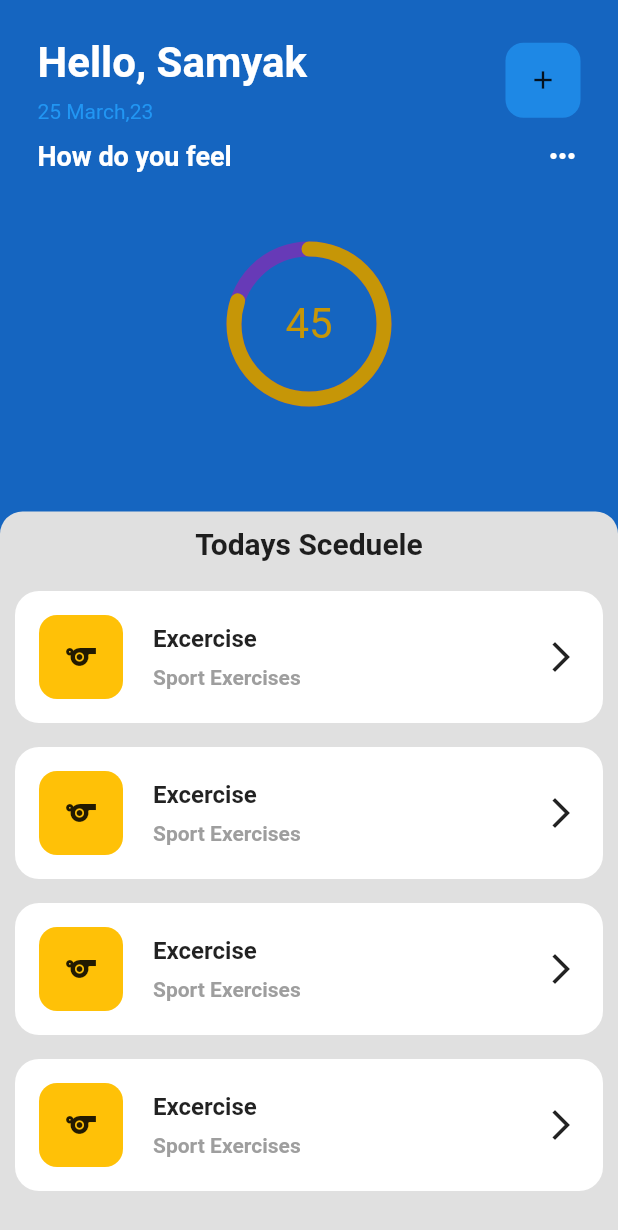
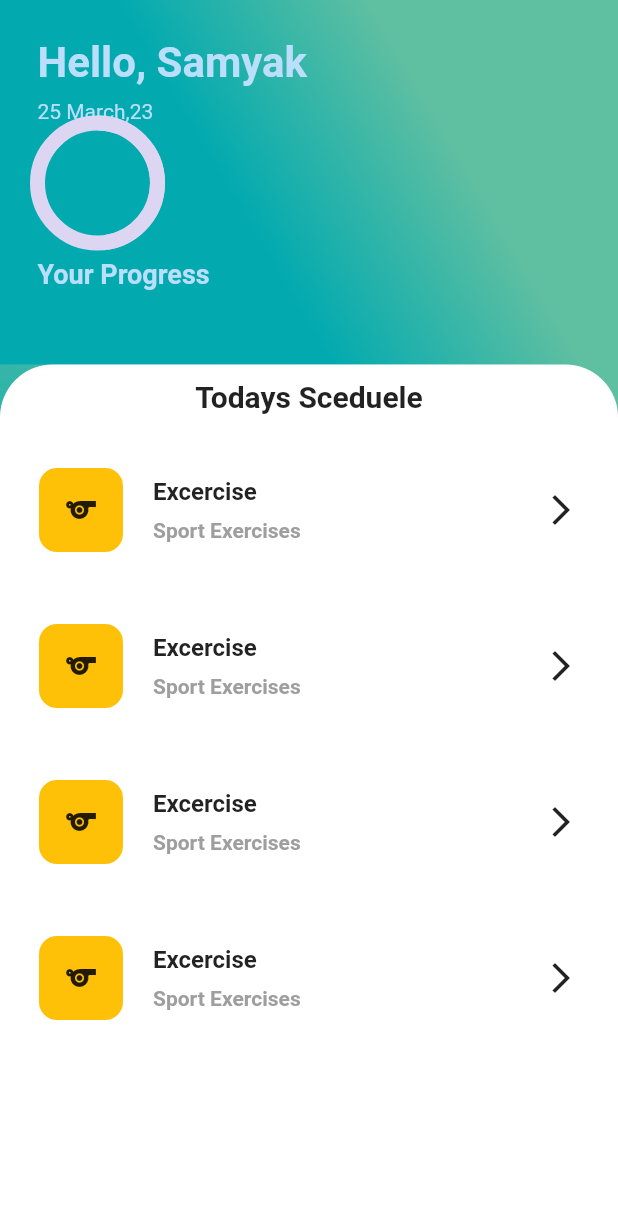
Before and after one commit to abhyas132/Zenith, a Flutter app: the HomePage screen opened directly, on a phone screen of 412 x 824 dp. Shown: the top 1230 px of the screen. Run offline on Flutter 3.47's test engine with Material 2 defaults, Android fonts, the phone set to English and light mode, and no system bars; drawn by our look-alikes of percent_indicator; our stand-ins replace chips_choice_null_safety, flutter_datetime_picker, flutter_svg, google_fonts, google_nav_bar, rive and 1 more; accounts and stored records are empty.

Commit message:
ui optimization

```diff
--- a/frontend/flutter/lib/globalvariables.dart
+++ b/frontend/flutter/lib/globalvariables.dart
@@ -12,8 +12,8 @@ class GlobalVariables {
     stops: [0.5, 1.0],
   );
 
-  static const secondaryColor = Color.fromRGBO(255, 153, 0, 1);
-  static const backgroundColor = Colors.white;
+  static const secondaryColor = Color.fromARGB(255, 95, 191, 161);
+  static const backgroundColor = Color(0xFF02aab0);
   static const Color greyBackgroundCOlor = Color(0xffebecee);
   static var selectedNavBarColor = Colors.cyan[800]!;
   static const unselectedNavBarColor = Color.fromARGB(221, 20, 12, 12);
@@ -22,5 +22,6 @@ class GlobalVariables {
   static const Color backgroundColorDark = Color(0xFF25254B);
   static const Color shadowColorLight = Color(0xFF4A5367);
   static const Color shadowColorDark = Colors.black;
+  static const Color progresColor = Color(0xFFddd6f3);
   // static const themeFont=GoogleFonts.lato(style:TextStyle(color: Colors.black26))
 }
--- a/frontend/flutter/lib/main.dart
+++ b/frontend/flutter/lib/main.dart
@@ -3,6 +3,7 @@ import 'dart:developer';
 import 'package:flutter/material.dart';
 import 'package:shared_preferences/shared_preferences.dart';
 import 'package:zenith/onBoarding/screens/onboding/onboding_screen.dart';
+import 'package:zenith/pages/bodypage.dart';
 import 'package:zenith/pages/homepage.dart';
 
 void main() {
@@ -38,7 +39,7 @@ class _MyAppState extends State<MyApp> {
   Widget build(BuildContext context) {
     return MaterialApp(
       debugShowCheckedModeBanner: false,
-      home: logged ? HomePage() : OnbodingScreen(),
+      home: logged ? body_page() : OnbodingScreen(),
     );
   }
 }
--- a/frontend/flutter/lib/onBoarding/screens/onboding/components/sign_in_form.dart
+++ b/frontend/flutter/lib/onBoarding/screens/onboding/components/sign_in_form.dart
@@ -3,6 +3,7 @@ import 'package:flutter/material.dart';
 import 'package:flutter_svg/flutter_svg.dart';
 import 'package:rive/rive.dart';
 import 'package:shared_preferences/shared_preferences.dart';
+import 'package:zenith/pages/bodypage.dart';
 import 'package:zenith/pages/homepage.dart';
 
 class SignInForm extends StatefulWidget {
@@ -71,7 +72,7 @@ class _SignInFormState extends State<SignInForm> {
                 Navigator.push(
                   context,
                   MaterialPageRoute(
-                    builder: (context) => const HomePage(),
+                    builder: (context) => const body_page(),
                   ),
                 );
               });
--- a/frontend/flutter/lib/pages/homepage.dart
+++ b/frontend/flutter/lib/pages/homepage.dart
@@ -1,5 +1,6 @@
 import 'dart:math';
 import 'package:flutter/material.dart';
+import 'package:zenith/globalvariables.dart';
 import 'package:zenith/utils/emotion_face.dart';
 import 'package:zenith/utils/excercise_tile.dart';
 import 'package:zenith/utils/progress_indicator.dart';
@@ -17,12 +18,38 @@ class _HomePageState extends State<HomePage> {
   @override
   Widget build(BuildContext context) {
     return Scaffold(
-        backgroundColor: Colors.blue[800],
+        backgroundColor: Colors.blue[600],
         body: SafeArea(
-            //
+            child: Container(
+          decoration: BoxDecoration(
+            // borderRadius: BorderRadius.circular(20),
+            gradient: const LinearGradient(
+              colors: [
+                GlobalVariables.backgroundColor,
+                GlobalVariables.secondaryColor
+              ],
+              begin: Alignment.bottomLeft,
+              end: Alignment.topRight,
+              stops: [0.4, 0.7],
+              tileMode: TileMode.repeated,
+            ),
+          ),
           child: Column(children: [
             Container(
               //height: MediaQuery.of(context).size.height * 0.35,
+              decoration: BoxDecoration(
+                // borderRadius: BorderRadius.circular(20),
+                gradient: const LinearGradient(
+                  colors: [
+                    GlobalVariables.backgroundColor,
+                    GlobalVariables.secondaryColor
+                  ],
+                  begin: Alignment.bottomLeft,
+                  end: Alignment.topRight,
+                  stops: [0.4, 0.7],
+                  tileMode: TileMode.repeated,
+                ),
+              ),
               padding: EdgeInsets.all(25),
               child: Column(
                 children: [
@@ -36,7 +63,7 @@ class _HomePageState extends State<HomePage> {
                             'Hello, Samyak ',
                             style: GoogleFonts.varelaRound(
                               textStyle: TextStyle(
-                                color: Colors.white,
+                                  color: Colors.blue[100],
                                   fontSize: 28,
                                   fontWeight: FontWeight.bold),
                             ),
@@ -44,23 +71,10 @@ class _HomePageState extends State<HomePage> {
                           SizedBox(height: 8),
                           Text(
                             '25 March,23',
-                          style: TextStyle(color: Colors.blue),
+                            style: TextStyle(color: Colors.blue[100]),
                           ),
+                          progress(),
                         ],
-                    ),
-                    Container(
-                      decoration: BoxDecoration(
-                          color: Colors.blue[600],
-                          borderRadius: BorderRadius.circular(12)),
-                      padding: EdgeInsets.all(1),
-                      child: IconButton(
-                        iconSize: 20,
-                        icon: const Icon(Icons.add),
-                        onPressed: () {
-                          Navigator.of(context).push(MaterialPageRoute(
-                              builder: (context) => AddForm()));
-                        },
-                      ),
                       ),
                     ],
                   ),
@@ -71,89 +85,32 @@ class _HomePageState extends State<HomePage> {
                     mainAxisAlignment: MainAxisAlignment.spaceBetween,
                     children: [
                       Text(
-                      'How do you feel',
+                        'Your Progress',
                         style: TextStyle(
-                          color: Colors.white,
+                            color: Colors.blue[100],
                             fontSize: 18,
                             fontWeight: FontWeight.bold),
-                    ),
-                    Icon(
-                      Icons.more_horiz,
-                      color: Colors.white,
                       ),
                     ],
                   ),
                   SizedBox(
-                  height: 45,
+                    height: 25,
                   ),
                   Row(
                     mainAxisAlignment: MainAxisAlignment.spaceEvenly,
-                  children: [
-                    progress(),
-                    // Column(
-                    //   children: [
-                    //     emotionface(emoji: '😔'),
-                    //     SizedBox(
-                    //       height: 8,
-                    //     ),
-                    //     Text(
-                    //       'Bad',
-                    //       style: TextStyle(color: Colors.white),
-                    //     ),
-                    //   ],
-                    // ),
-                    // Column(
-                    //   children: [
-                    //     emotionface(emoji: '🙂'),
-                    //     SizedBox(
-                    //       height: 8,
-                    //     ),
-                    //     Text(
-                    //       'Fine',
-                    //       style: TextStyle(color: Colors.white),
-                    //     ),
-                    //   ],
-                    // ),
-                    // Column(
-                    //   children: [
-                    //     emotionface(emoji: '😀'),
-                    //     SizedBox(
-                    //       height: 8,
-                    //     ),
-                    //     Text(
-                    //       'Well',
-                    //       style: TextStyle(color: Colors.white),
-                    //     ),
-                    //   ],
-                    // ),
-                    // Column(
-                    //   children: [
-                    //     emotionface(emoji: '😁'),
-                    //     SizedBox(
-                    //       height: 8,
-                    //     ),
-                    //     Text(
-                    //       'Excellent',
-                    //       style: TextStyle(color: Colors.white),
-                    //     ),
-                    //   ],
-                    // ),
-                  ],
+                    children: [],
                   ),
                 ],
               ),
-          ),
-          SizedBox(
-            height: 45,
             ),
             Flexible(
               child: Stack(children: <Widget>[
                 Container(
                   decoration: BoxDecoration(
                       borderRadius: BorderRadius.only(
-                        topLeft: Radius.circular(15),
-                        topRight: Radius.circular(15)),
-                    color: Colors.grey[300]),
+                          topLeft: Radius.circular(35),
+                          topRight: Radius.circular(35)),
+                      color: Colors.white),
                   //color: Colors.grey[200],
                   padding:
                       EdgeInsets.only(top: 10, bottom: 5, right: 10, left: 10),
@@ -187,6 +144,7 @@ class _HomePageState extends State<HomePage> {
                 ),
               ]),
             ),
-        ])));
+          ]),
+        )));
   }
 }
--- a/frontend/flutter/lib/utils/progress_indicator.dart
+++ b/frontend/flutter/lib/utils/progress_indicator.dart
@@ -2,29 +2,26 @@ import 'package:google_fonts/google_fonts.dart';
 import 'package:percent_indicator/percent_indicator.dart';
 
 import 'package:flutter/material.dart';
+import 'package:zenith/globalvariables.dart';
 
 class progress extends StatelessWidget {
   const progress({super.key});
 
   @override
   Widget build(BuildContext context) {
-    return CircularPercentIndicator(
-        animation: true,
-        animationDuration: 10000,
-        radius: 55,
-        lineWidth: 10,
-        percent: 0.8,
-        progressColor: Color.fromARGB(255, 198, 150, 7),
-        backgroundColor: Colors.deepPurple,
-        circularStrokeCap: CircularStrokeCap.round,
-        center: Text(
-          "45",
-          style: GoogleFonts.varelaRound(
-            textStyle: TextStyle(
-              color: Color.fromARGB(255, 198, 150, 7),
-              fontSize: 28,
-            ),
-          ),
-        ));
+    return TweenAnimationBuilder(
+      tween: Tween(begin: 0.0, end: 1.0),
+      duration: Duration(seconds: 4),
+      builder: (context, value, child) => SizedBox(
+        height: 80,
+        width: 80,
+        child: CircularProgressIndicator(
+          value: value,
+          color: GlobalVariables.progresColor,
+          backgroundColor: GlobalVariables.progresColor,
+          strokeWidth: 10,
+        ),
+      ),
+    );
   }
 }
--- a/frontend/flutter/pubspec.yaml
+++ b/frontend/flutter/pubspec.yaml
@@ -34,11 +34,13 @@ dependencies:
   flutter:
     sdk: flutter
   flutter_datetime_picker: ^1.5.1
+  flutter_svg: ^1.1.6
+  get: ^4.6.5
   google_fonts: ^4.0.3
   google_nav_bar: ^5.0.6
-  flutter_svg: ^1.1.6
   http: ^0.13.5
   intl: ^0.18.0
+  lottie: ^2.3.0
   percent_indicator: ^4.2.3
   rive: ^0.10.3
   shared_preferences: ^2.0.20
```
Also changed, not shown: frontend/flutter/lib/pages/body_page.dart (added, +59 -0 lines), frontend/flutter/lib/pages/bodypage.dart (+8 -5 lines), frontend/flutter/pubspec.lock (added). Lines whose indentation alone changed are shown as unchanged.
